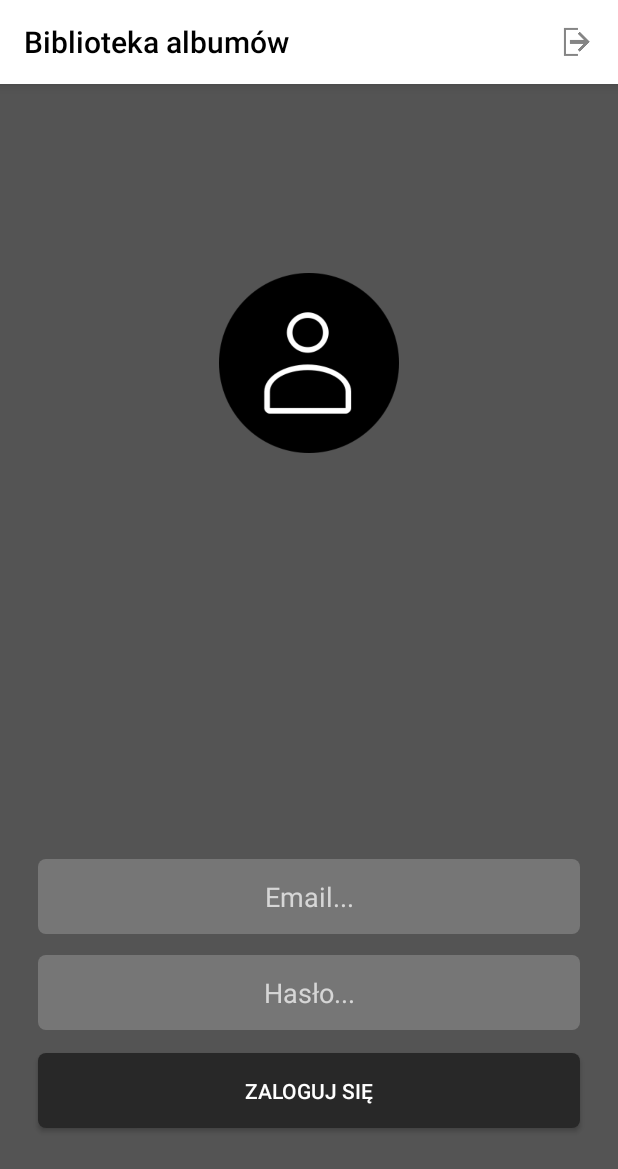
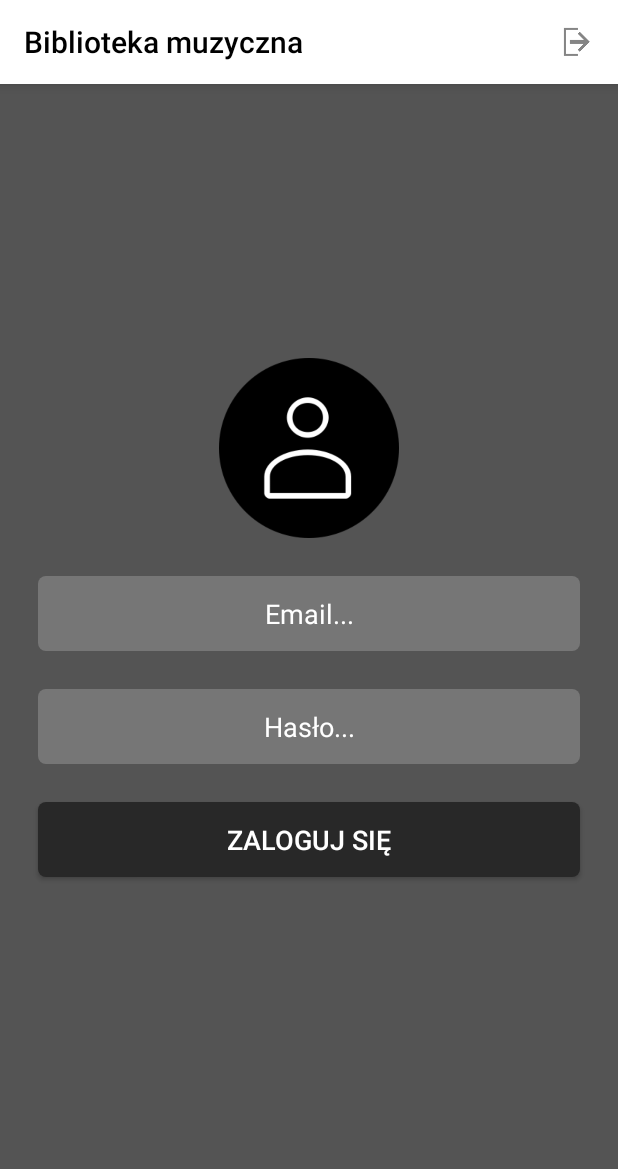
Before and after one commit to scrazzel/magisterka-android, an Android app: the screen it shows after launch (MainActivity), on a phone screen of 412 x 824 dp. Shown: the top 1169 px of the screen. Run offline under Robolectric (Android 15) with nearby library versions, the phone set to English and light mode, and no system bars; our stand-ins replace Firebase (no records; nobody signed in at launch, a user with empty details on screens opened directly).

Commit message:
production version

```diff
--- a/app/src/main/java/com/example/admin/albumsviewer/AlbumDetails.java
+++ b/app/src/main/java/com/example/admin/albumsviewer/AlbumDetails.java
@@ -19,7 +19,7 @@ public class AlbumDetails extends AppCompatActivity {
         //toolbar.setTitle("Biblioteka albumów");
         setSupportActionBar(toolbar);
 
-        toolbar.setTitle("Szczegóły albumu");
+        toolbar.setTitle("Informacje o albumie");
 
         getSupportActionBar().setDisplayHomeAsUpEnabled(true);
         getSupportActionBar().setDisplayShowHomeEnabled(true);
--- a/app/src/main/java/com/example/admin/albumsviewer/AlbumsList.java
+++ b/app/src/main/java/com/example/admin/albumsviewer/AlbumsList.java
@@ -33,7 +33,7 @@ public class AlbumsList extends AppCompatActivity {
         setContentView(R.layout.albums_list);
 
         toolbar = (Toolbar) findViewById(R.id.toolbar);
-        //toolbar.setTitle("Biblioteka albumów");
+        toolbar.setTitle("Biblioteka muzyczna");
         setSupportActionBar(toolbar);
 
         recyclerView = findViewById(R.id.recyclerView);
--- a/app/src/main/java/com/example/admin/albumsviewer/MainActivity.java
+++ b/app/src/main/java/com/example/admin/albumsviewer/MainActivity.java
@@ -35,7 +35,7 @@ public class MainActivity extends AppCompatActivity {
 
 
         toolbar = (Toolbar) findViewById(R.id.toolbar);
-        //toolbar.setTitle("Biblioteka albumów");
+        toolbar.setTitle("Biblioteka muzyczna");
         setSupportActionBar(toolbar);
 
         input_email = (EditText) findViewById(R.id.input_email);
--- a/app/src/main/res/layout/main_activity.xml
+++ b/app/src/main/res/layout/main_activity.xml
@@ -6,6 +6,7 @@
     android:layout_height="match_parent"
     android:background="#545454"
     tools:context=".MainActivity"
+    android:orientation="vertical"
     >
 
     <include
@@ -13,54 +14,65 @@
         layout="@layout/toolbar"
         />
 
+    <LinearLayout
+        android:layout_width="match_parent"
+        android:layout_height="match_parent"
+        android:orientation="vertical"
+        android:layout_centerInParent="true"
+        android:gravity="center"
+        >
+
         <ImageView
             android:id="@+id/imageView"
             android:layout_width="120dp"
             android:layout_height="120dp"
-        android:layout_alignParentTop="true"
-        android:layout_centerHorizontal="true"
-        android:layout_marginTop="182dp"
+            android:layout_marginBottom="25dp"
             app:srcCompat="@drawable/loginimage" />
 
         <EditText
             android:id="@+id/input_email"
             android:layout_width="match_parent"
             android:layout_height="50dp"
-        android:layout_alignParentBottom="true"
-        android:layout_centerHorizontal="true"
-        android:layout_marginBottom="201dp"
+            android:layout_below="@id/imageView"
+            android:layout_marginBottom="25dp"
             android:layout_marginHorizontal="25dp"
             android:background="@drawable/rounded_inputs"
             android:ems="10"
             android:hint="Email..."
+            android:textColorHint="#ffffff"
             android:inputType="textEmailAddress"
             android:textAlignment="center"
-        android:textColor="#ffffff" />
+            android:textColor="#ffffff"
+            android:textSize="18dp"/>
 
         <EditText
             android:id="@+id/input_password"
             android:layout_width="match_parent"
             android:layout_height="50dp"
-        android:layout_alignParentBottom="true"
-        android:layout_centerHorizontal="true"
-        android:layout_marginBottom="137dp"
+            android:layout_below="@+id/input_email"
+            android:layout_marginBottom="25dp"
             android:layout_marginHorizontal="25dp"
             android:background="@drawable/rounded_inputs"
             android:ems="10"
             android:hint="Hasło..."
+            android:textColorHint="#ffffff"
             android:inputType="textPassword"
             android:textAlignment="center"
-        android:textColor="#ffffff" />
+            android:textColor="#ffffff"
+            android:textSize="18dp"/>
 
         <Button
             android:id="@+id/button_login"
             android:layout_width="match_parent"
             android:layout_height="50dp"
-        android:layout_alignParentBottom="true"
-        android:layout_centerHorizontal="true"
-        android:layout_marginBottom="72dp"
+            android:layout_below="@id/input_password"
             android:layout_marginHorizontal="25dp"
             android:background="@drawable/rounded_button_login"
-        android:text="Zaloguj się" />
+            android:text="Zaloguj się"
+            android:textSize="18dp"/>
+
+    </LinearLayout>
+
+
 
 </RelativeLayout>
--- a/app/src/main/res/layout/row.xml
+++ b/app/src/main/res/layout/row.xml
@@ -4,7 +4,6 @@
     android:layout_height="wrap_content"
     xmlns:app="http://schemas.android.com/apk/res-auto"
     app:cardBackgroundColor="#ffffff"
-    app:cardCornerRadius="3dp"
     app:cardElevation="3dp"
     app:contentPadding="5dp"
     app:cardUseCompatPadding="true"
```
Lines whose indentation alone changed are shown as unchanged.
